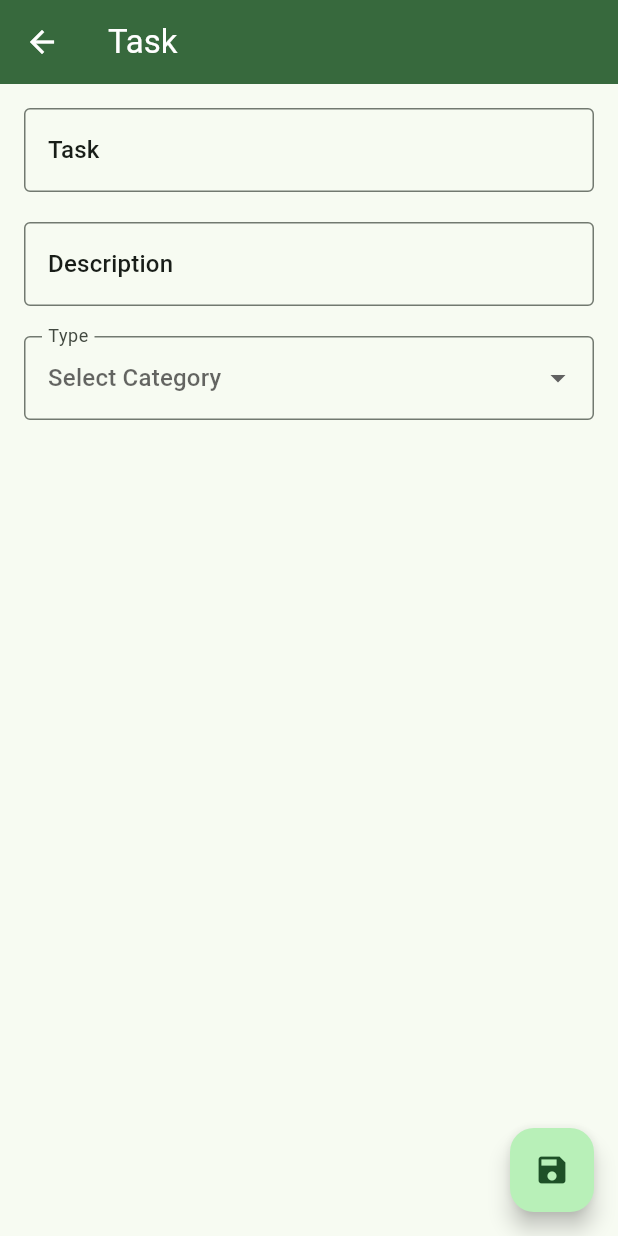
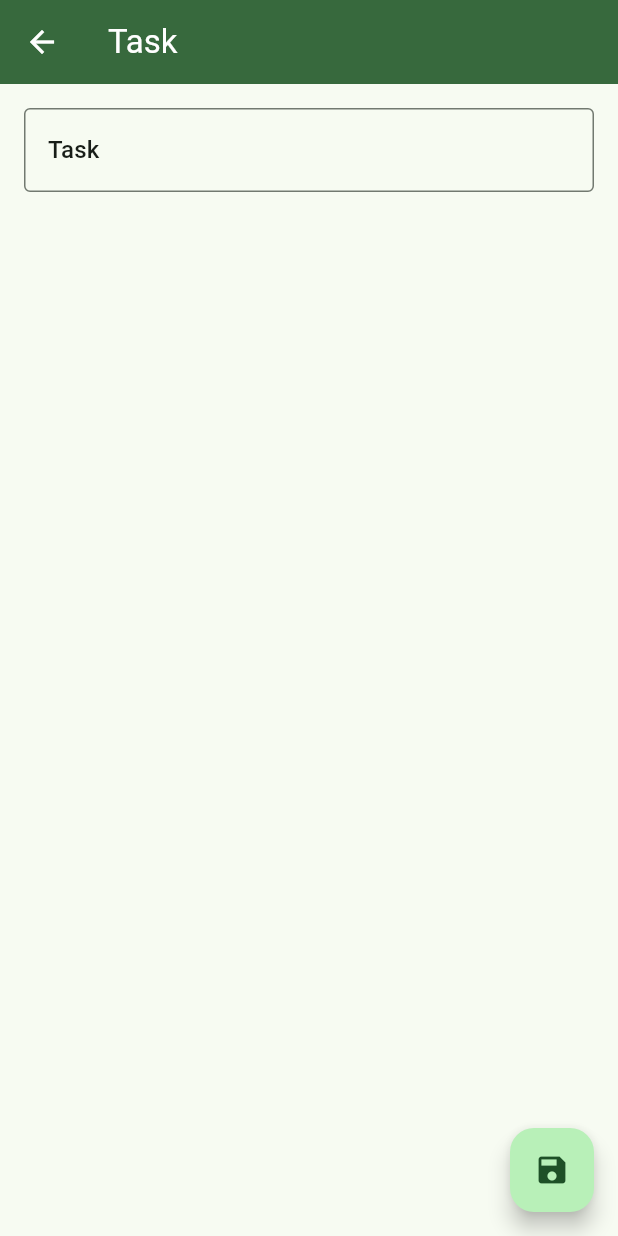
Before and after one commit to CodandoTV/todoapp_flutter, a Flutter app: the screen it shows after launch, after a tap on the "plus one" icon, on a phone screen of 412 x 824 dp. Run offline on Flutter 3.47's test engine with Material 3 defaults, Android fonts, the phone set to English and light mode, and no system bars; our stand-ins replace equatable, flutter_bloc, get_it, go_router, sqflite; accounts and stored records are empty; generated files the repository leaves out were written again.

Commit message:
Refactor: Remove task categories and descriptions
This commit simplifies the task model and related UI components by removing task categories and descriptions.

Specific changes:
- Removed `TaskCategoryDropdown` widget.
- Deleted `TodoCategoryDAO` and its associated database table and default values.
- Removed `type` and `desc` fields from the `Task` model.
- Updated `TaskCellWidget` to remove the trailing icon and subtitle, relying on a leading checkbox and an optional check circle icon for selection state.
- Simplified `TaskViewModel` by removing category-related logic.
- Updated `TaskForm` to remove description input field and category dropdown.
- Modified `TodoRepository` to remove `taskCategories` method.
- Adjusted `TodoDAO` to reflect the removal of `desc` and `type` fields from the database.
- Updated tests to reflect the changes in task model and view models.
- Removed `TaskTypeExtension` as categories are no longer used.
- Modified `TaskCell` to remove the `icon` property.

```diff
--- a/lib/data/database/data_base_builder.dart
+++ b/lib/data/database/data_base_builder.dart
@@ -1,5 +1,4 @@
 import 'package:sqflite/sqflite.dart';
-import 'package:todoapp/data/database/todo_category_dao.dart';
 import 'package:todoapp/data/database/todo_dao.dart';
 
 const String dataBaseName = 'todo_data_base.db';
@@ -13,14 +12,6 @@ class DataBaseBuilder {
         await db.execute(
           TodoDAO.createTableQuery,
         );
-
-        await db.execute(
-          TodoCategoryDAO.createTableQuery,
-        );
-
-        for (var value in TodoCategoryDAO.defaultValues) {
-          await db.insert(TodoCategoryDAO.tableName, value);
-        }
       },
     );
     return dataBase;
--- a/lib/data/database/todo_category_dao.dart
+++ /dev/null
@@ -1,46 +0,0 @@
-import 'package:todoapp/data/database/todo_data_base.dart';
-
-class TodoCategoryDAO {
-  static const tableName = 'TaskCategory';
-  static const idKey = 'id';
-  static const descKey = 'desc';
-
-  static const List<Map<String, Object?>> defaultValues = [
-    {
-      idKey: 1,
-      descKey: 'Pet',
-    },
-    {
-      idKey: 2,
-      descKey: 'Supermarket',
-    },
-    {
-      idKey: 3,
-      descKey: 'Chores',
-    },
-    {
-      idKey: 4,
-      descKey: 'Unknown',
-    },
-  ];
-
-  static const createTableQuery = 'CREATE TABLE $tableName ('
-      '$idKey INTEGER PRIMARY KEY, '
-      '$descKey TEXT'
-      ')';
-
-  late TodoDataBase _database;
-
-  TodoCategoryDAO(TodoDataBase database) {
-    _database = database;
-  }
-
-  Future<List<String>> getCategories() async {
-    try {
-      final result = await _database.query(tableName);
-      return result.map((e) => e[descKey].toString()).toList();
-    } catch (exception) {
-      return [];
-    }
-  }
-}
--- a/lib/data/database/todo_dao.dart
+++ b/lib/data/database/todo_dao.dart
@@ -12,8 +12,6 @@ class TodoDAO {
   static const createTableQuery = 'CREATE TABLE ${TodoDAO.tableName} ('
       '${TodoDAO.idKey} INTEGER PRIMARY KEY, '
       '${TodoDAO.titleKey} TEXT, '
-      '${TodoDAO.descKey} TEXT, '
-      '${TodoDAO.typeKey} TEXT, '
       '${TodoDAO.isCompletedKey} INTEGER'
       ')';
 
@@ -30,8 +28,6 @@ class TodoDAO {
           (e) => Task(
             id: e[idKey] as int,
             title: e[titleKey] as String,
-            desc: e[descKey] as String,
-            type: e[typeKey] as String,
             isCompleted: (e[isCompletedKey] as int?) == 1,
           ),
         )
@@ -42,8 +38,6 @@ class TodoDAO {
     return {
       idKey: task.id,
       titleKey: task.title,
-      descKey: task.desc,
-      typeKey: task.type,
       isCompletedKey: task.isCompleted ? 1 : 0
     };
   }
--- a/lib/data/model/task.dart
+++ b/lib/data/model/task.dart
@@ -5,27 +5,21 @@ import 'package:flutter/cupertino.dart';
 class Task extends Equatable {
   final int? id;
   final String title;
-  final String? desc;
-  final String type;
   final bool isCompleted;
 
   const Task({
     required this.id,
     required this.title,
-    this.desc,
-    required this.type,
     required this.isCompleted,
   });
 
   @override
-  List<Object?> get props => [id, title, desc, type, isCompleted];
+  List<Object?> get props => [id, title, isCompleted];
 
   copyWithIsComplete({required bool isCompleted}) {
     return Task(
       id: id,
       title: title,
-      desc: desc,
-      type: type,
       isCompleted: isCompleted,
     );
   }
--- a/lib/data/todo_repository.dart
+++ b/lib/data/todo_repository.dart
@@ -1,4 +1,3 @@
-import 'package:todoapp/data/database/todo_category_dao.dart';
 import 'package:todoapp/data/database/todo_dao.dart';
 import 'model/task.dart';
 
@@ -7,14 +6,12 @@ mixin TodoRepository {
   Future<bool> update(Task task, bool isCompletedNewValue);
   Future<bool> add(Task task);
   Future<bool> delete(List<Task> tasks);
-  Future<List<String>> taskCategories();
 }
 
 class TodoRepositoryImpl implements TodoRepository {
   final TodoDAO _todoDAO;
-  final TodoCategoryDAO _categoryDAO;
 
-  TodoRepositoryImpl(this._todoDAO, this._categoryDAO);
+  TodoRepositoryImpl(this._todoDAO);
 
   @override
   Future<List<Task>> getTasks() async {
@@ -35,9 +32,4 @@ class TodoRepositoryImpl implements TodoRepository {
   Future<bool> delete(List<Task> tasks) async {
     return _todoDAO.delete(tasks);
   }
-
-  @override
-  Future<List<String>> taskCategories() async {
-    return _categoryDAO.getCategories();
-  }
 }
--- a/lib/main.dart
+++ b/lib/main.dart
@@ -1,7 +1,6 @@
 import 'package:flutter/material.dart';
 import 'package:get_it/get_it.dart';
 import 'package:todoapp/data/database/data_base_builder.dart';
-import 'package:todoapp/data/database/todo_category_dao.dart';
 import 'package:todoapp/data/database/todo_dao.dart';
 import 'package:todoapp/data/database/todo_data_base.dart';
 import 'package:todoapp/data/todo_repository.dart';
@@ -22,13 +21,8 @@ void main() async {
 
   getIt.registerSingleton<TodoDAO>(TodoDAO(getIt<TodoDataBase>()));
 
-  getIt.registerSingleton<TodoCategoryDAO>(TodoCategoryDAO(
-    getIt<TodoDataBase>(),
-  ));
-
   getIt.registerFactory<TodoRepository>(() => TodoRepositoryImpl(
         getIt<TodoDAO>(),
-        getIt<TodoCategoryDAO>(),
       ));
 
   runApp(
--- a/lib/ui/screens/task/task_screen.dart
+++ b/lib/ui/screens/task/task_screen.dart
@@ -16,18 +16,15 @@ class TaskScreen extends StatelessWidget {
   @override
   Widget build(BuildContext context) {
     final viewModel = TaskViewModel(getIt.get());
-    viewModel.onLoad();
 
     return BlocProvider(
       create: (_) => viewModel,
       child: BlocBuilder<TaskViewModel, TaskScreenState>(
         builder: (context, uiState) => _TaskScreenScaffold(
           uiState: uiState,
-          onAddNewTask: (title, description) => viewModel.addTask(
+          onAddNewTask: (title) => viewModel.addTask(
             title: title,
-            description: description,
           ),
-          onCategoryChanged: viewModel.onCategoryChanged,
           taskScreenValidator: getIt.get(),
         ),
       ),
@@ -37,13 +34,10 @@ class TaskScreen extends StatelessWidget {
 
 class _TaskScreenScaffold extends StatelessWidget {
   final TextEditingController _taskEditingController = TextEditingController();
-  final TextEditingController _descriptionEditingController =
-      TextEditingController();
 
   final TaskScreenState uiState;
 
-  final Function(String, String) onAddNewTask;
-  final Function(String?) onCategoryChanged;
+  final Function(String) onAddNewTask;
 
   final TaskScreenValidator taskScreenValidator;
 
@@ -52,7 +46,6 @@ class _TaskScreenScaffold extends StatelessWidget {
   _TaskScreenScaffold({
     required this.uiState,
     required this.onAddNewTask,
-    required this.onCategoryChanged,
     required this.taskScreenValidator,
   });
 
@@ -71,7 +64,6 @@ class _TaskScreenScaffold extends StatelessWidget {
 
           await onAddNewTask(
             _taskEditingController.text,
-            _descriptionEditingController.text,
           );
           if (context.mounted) {
             context.pop(true);
@@ -87,8 +79,6 @@ class _TaskScreenScaffold extends StatelessWidget {
           formKey: _formKey,
           taskEditingController: _taskEditingController,
           taskScreenValidator: taskScreenValidator,
-          descriptionEditingController: _descriptionEditingController,
-          onCategoryChanged: onCategoryChanged,
           categoryNames: uiState.categoryNames,
         ),
       ),
--- a/lib/ui/screens/task/task_viewmodel.dart
+++ b/lib/ui/screens/task/task_viewmodel.dart
@@ -6,7 +6,6 @@ import '../../../data/todo_repository.dart';
 
 class TaskViewModel extends Cubit<TaskScreenState> {
   late TodoRepository _repository;
-  String _currentTaskCategory = '';
 
   TaskViewModel(TodoRepository repository)
       : super(
@@ -17,32 +16,17 @@ class TaskViewModel extends Cubit<TaskScreenState> {
     _repository = repository;
   }
 
-  Future<void> onLoad() async {
-    final categories = await _repository.taskCategories();
-
-    emit(
-      TaskScreenState(categoryNames: categories),
-    );
-  }
-
-  void onCategoryChanged(String? categoryName) {
-    _currentTaskCategory = categoryName ?? '';
-  }
-
   bool validateTaskName(String taskName){
     return taskName.isNotEmpty;
   }
 
   Future<void> addTask({
-    String? description,
     required String title,
   }) async {
     await _repository.add(
       Task(
         id: null,
         title: title,
-        desc: description,
-        type: _currentTaskCategory,
         isCompleted: false,
       ),
     );
--- a/lib/ui/widgets/task/task_cell.dart
+++ b/lib/ui/widgets/task/task_cell.dart
@@ -7,26 +7,22 @@ import '../../../data/model/task.dart';
 class TaskCell extends Equatable {
   final Task task;
   final bool isSelected;
-  final IconData icon;
 
   const TaskCell({
     required this.task,
     required this.isSelected,
-    required this.icon,
   });
 
   @override
   List<Object?> get props => [
         task,
         isSelected,
-        icon,
       ];
 
   TaskCell copyWithTask(task) {
     return TaskCell(
       task: task,
       isSelected: isSelected,
-      icon: icon,
     );
   }
 
@@ -34,7 +30,6 @@ class TaskCell extends Equatable {
     return TaskCell(
       task: task,
       isSelected: isSelected,
-      icon: icon,
     );
   }
 }
--- a/lib/ui/widgets/task_category_dropdown.dart
+++ /dev/null
@@ -1,32 +0,0 @@
-import 'package:flutter/material.dart';
-import 'package:flutter_gen/gen_l10n/app_localizations.dart';
-
-class TaskCategoryDropdown extends StatelessWidget {
-  final List<String> values;
-  final ValueChanged<String?> onChanged;
-  final String? Function(String?) validator;
-
-  const TaskCategoryDropdown({
-    super.key,
-    required this.values,
-    required this.onChanged,
-    required this.validator,
-  });
-
-  @override
-  Widget build(BuildContext context) {
-    return DropdownButtonFormField<String>(
-      value: null,
-      hint: Text(AppLocalizations.of(context)!.select_category),
-      decoration: InputDecoration(
-        labelText: AppLocalizations.of(context)!.task_category,
-        border: const OutlineInputBorder(),
-      ),
-      items: values
-          .map((item) => DropdownMenuItem(value: item, child: Text(item)))
-          .toList(),
-      onChanged: onChanged,
-      validator: validator,
-    );
-  }
-}
--- a/lib/ui/widgets/task_form.dart
+++ b/lib/ui/widgets/task_form.dart
@@ -1,22 +1,16 @@
-import 'package:flutter/cupertino.dart';
 import 'package:flutter/material.dart';
-import 'package:todoapp/ui/widgets/task_category_dropdown.dart';
 import '../screens/task/task_screen_validator.dart';
 import 'package:flutter_gen/gen_l10n/app_localizations.dart';
 
 class TaskForm extends StatelessWidget {
   final Key formKey;
   final TextEditingController taskEditingController;
-  final TextEditingController descriptionEditingController;
-  final Function(String?) onCategoryChanged;
   final TaskScreenValidator taskScreenValidator;
   final List<String> categoryNames;
 
   const TaskForm({
     required this.formKey,
     required this.taskEditingController,
-    required this.descriptionEditingController,
-    required this.onCategoryChanged,
     required this.taskScreenValidator,
     required this.categoryNames,
   });
@@ -42,26 +36,6 @@ class TaskForm extends StatelessWidget {
               return null;
             },
           ),
-          const SizedBox(height: 20),
-          TextFormField(
-            controller: descriptionEditingController,
-            decoration: InputDecoration(
-              labelText: AppLocalizations.of(context)!.description,
-              labelStyle: Theme.of(context).textTheme.titleMedium,
-              border: const OutlineInputBorder(),
-            ),
-          ),
-          const SizedBox(height: 20),
-          TaskCategoryDropdown(
-            values: categoryNames,
-            onChanged: onCategoryChanged,
-            validator: (value) {
-              if (taskScreenValidator.validateTaskType(value) == false) {
-                return AppLocalizations.of(context)!.task_type_required;
-              }
-              return null;
-            },
-          ),
         ],
       ),
     );
--- a/lib/ui/widgets/task_type_extension.dart
+++ b/lib/ui/widgets/task_type_extension.dart
@@ -23,7 +23,6 @@ extension TaskExtension on Task {
     return TaskCell(
       task: this,
       isSelected: isSelected,
-      icon: type.toIcon(),
     );
   }
 }
```
Also changed, not shown: lib/ui/widgets/task/task_cell_widget.dart (+7 -18 lines), 4 other files.
